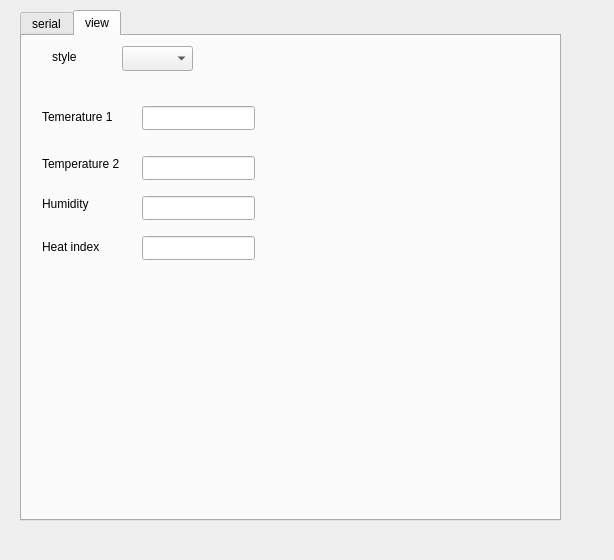
radio-ho0/qt_temer, file temreader.ui: the form before one commit.
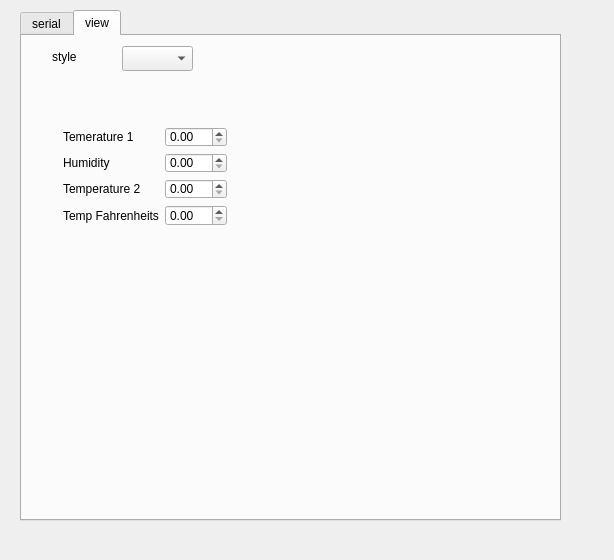
The form after the commit. The open tabs and pages were chosen to show the change.

The edit to the form file:
```diff
--- a/temreader.ui
+++ b/temreader.ui
@@ -215,97 +215,60 @@
       <string>style</string>
      </property>
     </widget>
-    <widget class="QLabel" name="label_9">
+    <widget class="QWidget" name="formLayoutWidget_2">
      <property name="geometry">
       <rect>
-       <x>20</x>
-       <y>120</y>
-       <width>81</width>
-       <height>16</height>
+       <x>30</x>
+       <y>80</y>
+       <width>186</width>
+       <height>121</height>
       </rect>
      </property>
-     <property name="text">
-      <string>Temperature 2</string>
-     </property>
-    </widget>
-    <widget class="QLineEdit" name="lineEdit">
-     <property name="geometry">
-      <rect>
-       <x>120</x>
-       <y>120</y>
-       <width>113</width>
-       <height>24</height>
-      </rect>
-     </property>
-    </widget>
-    <widget class="QLineEdit" name="lineEdit_2">
-     <property name="geometry">
-      <rect>
-       <x>120</x>
-       <y>70</y>
-       <width>113</width>
-       <height>24</height>
-      </rect>
-     </property>
-    </widget>
-    <widget class="QLabel" name="label_10">
-     <property name="geometry">
-      <rect>
-       <x>20</x>
-       <y>70</y>
-       <width>81</width>
-       <height>21</height>
-      </rect>
-     </property>
-     <property name="text">
-      <string>Temerature 1</string>
-     </property>
-    </widget>
-    <widget class="QLineEdit" name="lineEdit_3">
-     <property name="geometry">
-      <rect>
-       <x>120</x>
-       <y>160</y>
-       <width>113</width>
-       <height>24</height>
-      </rect>
-     </property>
-    </widget>
-    <widget class="QLabel" name="label_11">
-     <property name="geometry">
-      <rect>
-       <x>20</x>
-       <y>160</y>
-       <width>81</width>
-       <height>16</height>
-      </rect>
-     </property>
-     <property name="text">
-      <string>Humidity</string>
-     </property>
-    </widget>
-    <widget class="QLineEdit" name="lineEdit_4">
-     <property name="geometry">
-      <rect>
-       <x>120</x>
-       <y>200</y>
-       <width>113</width>
-       <height>24</height>
-      </rect>
-     </property>
-    </widget>
-    <widget class="QLabel" name="label_12">
-     <property name="geometry">
-      <rect>
-       <x>20</x>
-       <y>200</y>
-       <width>81</width>
-       <height>21</height>
-      </rect>
-     </property>
-     <property name="text">
-      <string>Heat index</string>
-     </property>
+     <layout class="QFormLayout" name="formLayout_2">
+      <property name="fieldGrowthPolicy">
+       <enum>QFormLayout::AllNonFixedFieldsGrow</enum>
+      </property>
+      <item row="0" column="0">
+       <widget class="QLabel" name="label_10">
+        <property name="text">
+         <string>Temerature 1</string>
+        </property>
+       </widget>
+      </item>
+      <item row="0" column="1">
+       <widget class="QDoubleSpinBox" name="spinHiTemp"/>
+      </item>
+      <item row="1" column="1">
+       <widget class="QDoubleSpinBox" name="spinHumi"/>
+      </item>
+      <item row="1" column="0">
+       <widget class="QLabel" name="label_11">
+        <property name="text">
+         <string>Humidity</string>
+        </property>
+       </widget>
+      </item>
+      <item row="2" column="1">
+       <widget class="QDoubleSpinBox" name="spinTemp"/>
+      </item>
+      <item row="2" column="0">
+       <widget class="QLabel" name="label_9">
+        <property name="text">
+         <string>Temperature 2</string>
+        </property>
+       </widget>
+      </item>
+      <item row="3" column="0">
+       <widget class="QLabel" name="label_12">
+        <property name="text">
+         <string>Temp Fahrenheits</string>
+        </property>
+       </widget>
+      </item>
+      <item row="3" column="1">
+       <widget class="QDoubleSpinBox" name="spinTempf"/>
+      </item>
+     </layout>
     </widget>
    </widget>
   </widget>
```
Left out of the diff: 39 changed lines with no effect on the pictures.
